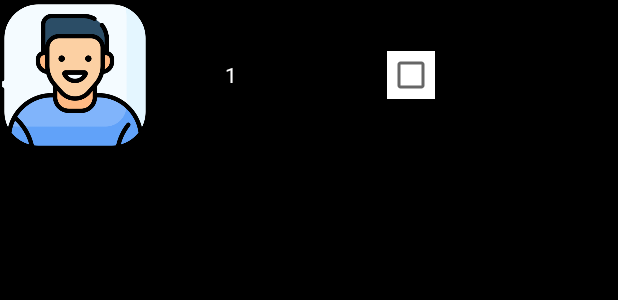
After one commit to plashdof/Task, an Android app: the layout recycler_test.xml on its own in the app's theme, with its tools: preview values and no code run, on a phone screen of 412 x 824 dp. The commit adds this screen. Shown: the top 300 px of the screen. Run offline under Robolectric (Android 15) with nearby library versions, the phone set to English and light mode, and no system bars.

Commit message:
checkbox test 추가

```diff
--- a/Task2/app/src/main/AndroidManifest.xml
+++ b/Task2/app/src/main/AndroidManifest.xml
@@ -38,6 +38,9 @@
         <activity android:name=".AddChangeProfileActivity"
             android:theme="@style/Theme.AppCompat.Transparent.NoActionBar">
         </activity>
+        <activity android:name=".TestActivity">
+
+        </activity>
     </application>
 
 </manifest>
--- /dev/null
+++ b/Task2/app/src/main/res/layout/recycler_test.xml
@@ -0,0 +1,31 @@
+<LinearLayout
+    xmlns:android="http://schemas.android.com/apk/res/android"
+    xmlns:app="http://schemas.android.com/apk/res-auto"
+    android:layout_width="match_parent"
+    android:layout_height="wrap_content"
+    android:orientation="horizontal">
+
+
+    <ImageView
+        android:id="@+id/test_image"
+        android:layout_width="100dp"
+        android:layout_height="100dp"
+        android:src="@drawable/profile1" />
+    <TextView
+        android:id="@+id/test_text"
+        android:layout_width="wrap_content"
+        android:layout_height="wrap_content"
+        android:text="1"
+        android:textColor="@color/netflix_white"
+        android:layout_gravity="center"
+        android:layout_marginLeft="50dp"/>
+    <CheckBox
+        android:id="@+id/test_checkbox"
+        android:layout_width="wrap_content"
+        android:layout_height="wrap_content"
+        android:layout_gravity="center"
+        android:layout_marginLeft="100dp"
+        android:background="@color/netflix_white"/>
+
+
+</LinearLayout>
```
Also changed, not shown: Task2/app/src/main/java/com/week2/Task2/MainActivity.kt (+17 -5 lines), Task2/app/src/main/java/com/week2/Task2/TestActivity.kt (added, +33 -0 lines), Task2/app/src/main/java/com/week2/Task2/TestData.kt (added, +9 -0 lines), Task2/app/src/main/java/com/week2/Task2/adapter/TestAdapter.kt (added, +50 -0 lines), Task2/app/src/main/res/layout/activity_main.xml (+7 -0 lines), Task2/app/src/main/res/layout/activity_test.xml (added, +18 -0 lines).
